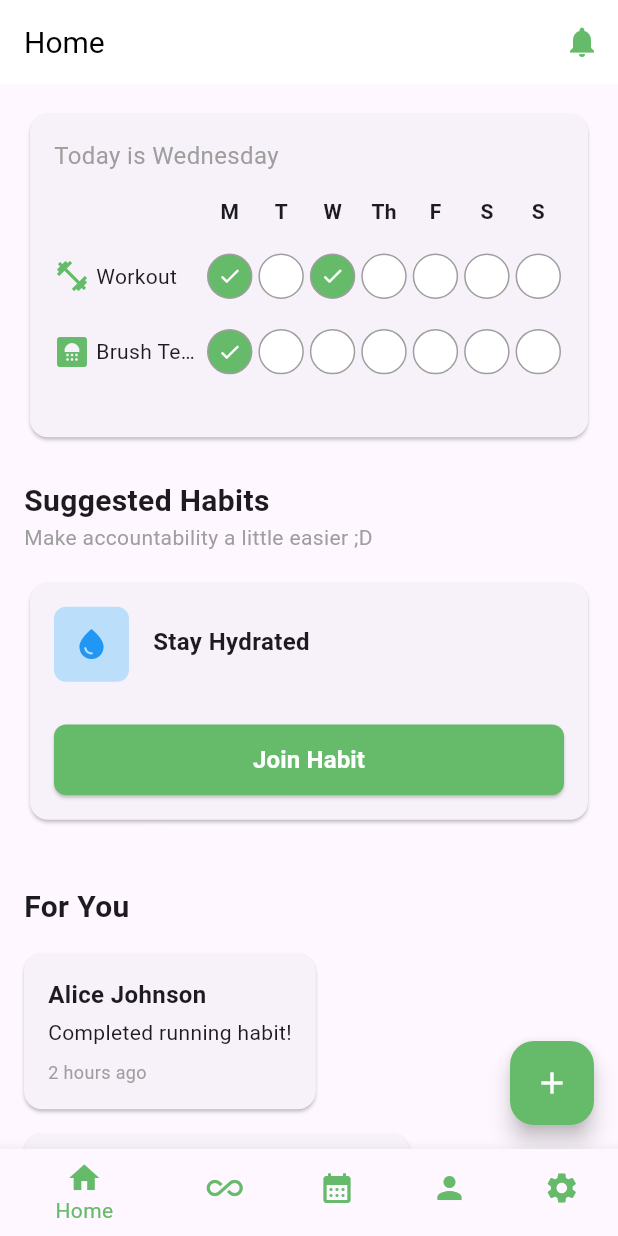
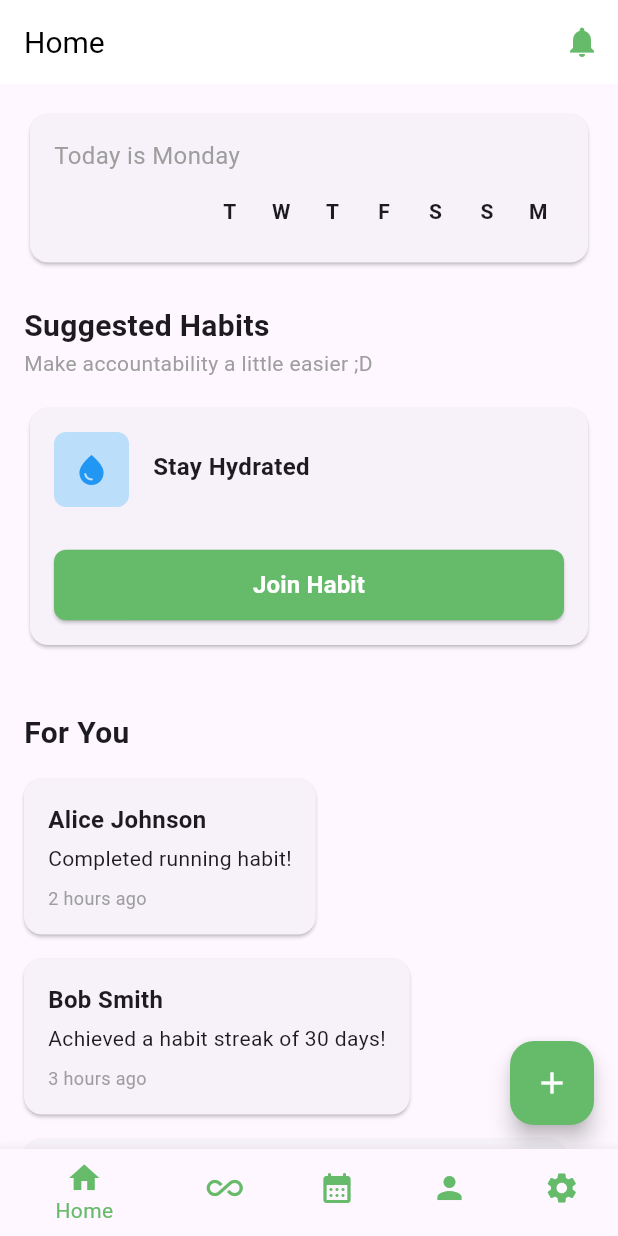
Before and after one commit to uhabit-cs320/uhabit-app, a Flutter app: the screen it shows once a user with an empty profile is signed in, on a phone screen of 412 x 824 dp. Run offline on Flutter 3.47's test engine with Material 3 defaults, Android fonts, the phone set to English and light mode, and no system bars; our stand-ins replace firebase_auth, firebase_core, font_awesome_flutter, google_sign_in, sign_in_with_apple; accounts and stored records are empty.

Commit message:
:construction: Working API demo

```diff
--- a/lib/HomeScreen.dart
+++ b/lib/HomeScreen.dart
@@ -1,4 +1,8 @@
+import 'package:UHabit/models/habit.dart';
+import 'package:UHabit/models/habit_record.dart';
+import 'package:UHabit/services/habit_service.dart';
 import 'package:flutter/material.dart';
+import 'package:intl/intl.dart';
 
 class HomeScreen extends StatefulWidget {
   const HomeScreen({Key? key}) : super(key: key);
@@ -8,6 +12,67 @@ class HomeScreen extends StatefulWidget {
 }
 
 class _HomeScreenState extends State<HomeScreen> {
+  final HabitService _habitService = HabitService();
+  List<HabitRecord> _habitRecords = [];
+  Map<int, Habit> _habits = {};
+  bool _isLoading = true;
+
+  @override
+  void initState() {
+    super.initState();
+    _loadHabits();
+  }
+
+  Future<void> _loadHabits() async {
+    try {
+      setState(() => _isLoading = true);
+      print("Loading habits");
+      final habits = await _habitService.getActiveHabits();
+      setState(() {
+        _habitRecords = habits;
+        _isLoading = false;
+      });
+
+      // Load habits
+      final publicHabits = await _habitService.getPublicHabits();
+      setState(() {
+        _habits = {for (var habit in publicHabits) habit.id: habit};
+      });
+
+      print("Public habits: ${_habits.values.map((habit) => habit.toJson()).join('\n')}");
+
+      // Load all private habits based on ids
+      _habitRecords.forEach((habitTracker) async {
+        if (!_habits.containsKey(habitTracker.habitId)) {
+          final habit = await _habitService.getHabit(habitTracker.habitId);
+          if (habit != null) {
+            print("Adding habit: ${habit.name}");
+            _habits[habit.id] = habit;
+          }
+        }
+      });
+
+      // Print the habits in a readable format
+      print("Habits: ${_habitRecords.map((habit) => habit.toJson()).join('\n')}");
+      print("Habits length: ${_habitRecords.length}");
+
+    } catch (e) {
+      print('Error loading habits: $e');
+      setState(() => _isLoading = false);
+    }
+  }
+
+  Future<void> _toggleHabit(int habitId) async {
+    try {
+      final updatedRecord = await _habitService.submitHabitRecord(habitId);
+      if (updatedRecord != null) {
+        await _loadHabits(); // Reload habits to get updated state
+      }
+    } catch (e) {
+      print('Error toggling habit: $e');
+    }
+  }
+
   // Sample habit data to change later.
   List<Map<String, dynamic>> habits = [
     {
@@ -131,6 +196,10 @@ class _HomeScreenState extends State<HomeScreen> {
   }
 
   Widget _buildHabitTracker() {
+    if (_isLoading) {
+      return const Center(child: CircularProgressIndicator());
+    }
+
     return Card(
       elevation: 1,
       shape: RoundedRectangleBorder(
@@ -141,23 +210,23 @@ class _HomeScreenState extends State<HomeScreen> {
         child: Column(
           crossAxisAlignment: CrossAxisAlignment.start,
           children: [
-            const Text(
-              'Today is Wednesday',
-              style: TextStyle(
+            Text(
+              'Today is ${DateFormat('EEEE').format(DateTime.now())}',
+              style: const TextStyle(
                 fontSize: 16,
                 color: Colors.grey,
               ),
             ),
             const SizedBox(height: 16),
-            // Days of week header
             Row(
               children: [
-                const SizedBox(width: 100), // Space for habit name
+                const SizedBox(width: 100),
                 ...List.generate(7, (index) {
+                  final date = DateTime.now().subtract(Duration(days: 6 - index));
                   return Expanded(
                     child: Center(
                       child: Text(
-                        weekDays[index],
+                        DateFormat('E').format(date)[0],
                         style: const TextStyle(
                           fontWeight: FontWeight.bold,
                         ),
@@ -168,16 +237,22 @@ class _HomeScreenState extends State<HomeScreen> {
               ],
             ),
             const SizedBox(height: 8),
-            // Habit rows
-            ...habits.map((habit) => _buildHabitRow(habit)),
-            const SizedBox(height: 16),
+            ..._habitRecords.map((record) => _buildHabitRow(record)),
           ],
         ),
       ),
     );
   }
 
-  Widget _buildHabitRow(Map<String, dynamic> habit) {
+  Widget _buildHabitRow(HabitRecord record) {
+    final habit = _habits[record.habitId];
+    print("Habit: ${habit?.toJson()}");
+    if (habit == null) return const SizedBox.shrink();
+
+    final today = DateTime.now();
+    final weekDays = List.generate(7, (index) =>
+      today.subtract(Duration(days: 6 - index)));
+
     return Padding(
       padding: const EdgeInsets.symmetric(vertical: 8.0),
       child: Row(
@@ -186,25 +261,26 @@ class _HomeScreenState extends State<HomeScreen> {
             width: 100,
             child: Row(
               children: [
-                Icon(habit['icon'], color: Colors.green[400]),
+                Icon(Icons.check_circle_outline, color: Colors.green[400]),
                 const SizedBox(width: 4),
                 Expanded(
                   child: Text(
-                    habit['name'],
+                    habit.name,
                     overflow: TextOverflow.ellipsis,
                   ),
                 ),
               ],
             ),
           ),
-          ...List.generate(
-            7,
-            (index) => Expanded(
+          ...weekDays.map((date) {
+            final isCompleted = record.completedDates
+                .any((d) => DateUtils.isSameDay(d, date));
+            return Expanded(
               child: GestureDetector(
                 onTap: () {
-                  setState(() {
-                    habit['days'][index] = !habit['days'][index];
-                  });
+                  if (DateUtils.isSameDay(date, today)) {
+                    _toggleHabit(record.habitId);
+                  }
                 },
                 child: Container(
                   margin: const EdgeInsets.all(2),
@@ -214,12 +290,15 @@ class _HomeScreenState extends State<HomeScreen> {
                       color: Colors.grey,
                       width: 1,
                     ),
-                    color:
-                        habit['days'][index] ? Colors.green[400] : Colors.white,
+                    color: isCompleted
+                      ? Colors.green[400]
+                      : DateUtils.isSameDay(date, today)
+                        ? Colors.white
+                        : Colors.grey[200],
                   ),
                   child: AspectRatio(
                     aspectRatio: 1,
-                    child: habit['days'][index]
+                    child: isCompleted
                         ? const Icon(
                             Icons.check,
                             color: Colors.white,
@@ -229,8 +308,8 @@ class _HomeScreenState extends State<HomeScreen> {
                   ),
                 ),
               ),
-            ),
-          ),
+            );
+          }).toList(),
         ],
       ),
     );
--- a/lib/main.dart
+++ b/lib/main.dart
@@ -34,9 +34,12 @@ class MyApp extends StatelessWidget {
       home: StreamBuilder<User?>(
         stream: authService.authStateChanges,
         builder: (context, snapshot) {
+          print('StreamBuilder: $snapshot');
           if (snapshot.connectionState == ConnectionState.waiting) {
             return const Center(child: CircularProgressIndicator());
           }
+
+          print('Snapshot hasData: ${snapshot.hasData}');
 
           return snapshot.hasData
             ? Screen()
--- /dev/null
+++ b/lib/models/habit.dart
@@ -0,0 +1,29 @@
+class Habit {
+  final int id;
+  final String name;
+  final int ownerId;
+  final String visibility;
+
+  Habit({
+    required this.id,
+    required this.name,
+    required this.ownerId,
+    required this.visibility,
+  });
+
+  factory Habit.fromJson(Map<String, dynamic> json) {
+    return Habit(
+      id: json['id'],
+      name: json['name'],
+      ownerId: json['ownerId'],
+      visibility: json['visibility'],
+    );
+  }
+
+  Map<String, dynamic> toJson() {
+    return {
+      'id': id,
+      'name': name,
+    };
+  }
+}
--- /dev/null
+++ b/lib/models/habit_record.dart
@@ -0,0 +1,41 @@
+class HabitRecord {
+  final int id;
+  final int habitId;
+  final int userId;
+  final String status;
+  final bool privateHabit;
+  final List<DateTime> completedDates;
+
+  HabitRecord({
+    required this.id,
+    required this.habitId,
+    required this.userId,
+    required this.status,
+    required this.privateHabit,
+    required this.completedDates,
+  });
+
+  factory HabitRecord.fromJson(Map<String, dynamic> json) {
+    return HabitRecord(
+      id: json['id'],
+      habitId: json['habitId'],
+      userId: json['userId'],
+      status: json['status'],
+      privateHabit: json['privateHabit'],
+      completedDates: (json['completedDates'] as List)
+          .map((date) => DateTime.parse(date))
+          .toList(),
+    );
+  }
+
+  Map<String, dynamic> toJson() {
+    return {
+      'id': id,
+      'habitId': habitId,
+      'userId': userId,
+      'status': status,
+      'privateHabit': privateHabit,
+      'completedDates': completedDates.map((date) => date.toIso8601String()).toList(),
+    };
+  }
+}
--- /dev/null
+++ b/lib/services/api_utils.dart
@@ -0,0 +1,168 @@
+import 'dart:convert';
+import 'package:http/http.dart' as http;
+import 'package:firebase_auth/firebase_auth.dart';
+
+class ApiUtils {
+  static const String baseUrl = 'http://10.0.2.2:8081';
+  static final FirebaseAuth _auth = FirebaseAuth.instance;
+
+  // Get Firebase ID token with error handling
+  static Future<String> _getIdToken() async {
+    try {
+      final user = _auth.currentUser;
+      if (user == null) {
+        print('User is null');
+        await _handleInvalidToken();
+        throw Exception('Not authenticated');
+      }
+
+      final token = await user.getIdToken(true);
+      if (token == null || token.isEmpty) {
+        print('Token is null or empty');
+        await _handleInvalidToken();
+        throw Exception('Invalid token');
+      }
+
+      return token;
+    } on FirebaseAuthException catch (e) {
+      if (e.code == 'user-token-expired' ||
+          e.code == 'invalid-credential' ||
+          e.code == 'user-token-revoked' ||
+          e.message!.contains('INVALID_REFRESH_TOKEN')
+          ) {
+        print('Invalid token: ${e.message} with code ${e.code}');
+        await _handleInvalidToken();
+      }
+      throw Exception('Authentication failed: ${e.message} with code ${e.code}');
+    } catch (e) {
+      print('Token refresh failed: $e');
+      await _handleInvalidToken();
+      rethrow;
+    }
+  }
+
+  // Handle invalid token by signing out
+  static Future<void> _handleInvalidToken() async {
+    try {
+      print('Signing out...');
+      await _auth.signOut();
+      // You can add navigation to login screen here if needed
+      // Example: NavigationService.navigateToLogin();
+    } catch (e) {
+      print('Sign out failed: $e');
+    }
+  }
+
+  // Get standard headers with auth token
+  static Future<Map<String, String>> getHeaders() async {
+    final token = await _getIdToken();
+    return {
+      'Authorization': 'Bearer $token',
+      'Content-Type': 'application/json',
+      'Accept': 'application/json',
+    };
+  }
+
+  // GET request wrapper
+  static Future<T?> get<T>(String endpoint, T Function(dynamic) fromJson) async {
+    try {
+      final response = await http.get(
+        Uri.parse('$baseUrl$endpoint'),
+        headers: await getHeaders(),
+      );
+
+      if (response.statusCode == 200) {
+        print('GET request response: ${response.body}');
+        return fromJson(json.decode(response.body));
+      } else {
+        _handleErrorResponse(response);
+        return null;
+      }
+    } catch (e) {
+      print('GET request failed: $e');
+      rethrow;
+    }
+  }
+
+  // POST request wrapper
+  static Future<T?> post<T>(
+    String endpoint,
+    dynamic body,
+    T Function(Map<String, dynamic>) fromJson
+  ) async {
+    try {
+      final response = await http.post(
+        Uri.parse('$baseUrl$endpoint'),
+        headers: await getHeaders(),
+        body: json.encode(body),
+      );
+
+      if (response.statusCode == 200 || response.statusCode == 201) {
+        return fromJson(json.decode(response.body));
+      } else {
+        _handleErrorResponse(response);
+        return null;
+      }
+    } catch (e) {
+      print('POST request failed: $e');
+      rethrow;
+    }
+  }
+
+  // PUT request wrapper
+  static Future<T?> put<T>(
+    String endpoint,
+    dynamic body,
+    T Function(Map<String, dynamic>) fromJson
+  ) async {
+    try {
+      final response = await http.put(
+        Uri.parse('$baseUrl$endpoint'),
+        headers: await getHeaders(),
+        body: json.encode(body),
+      );
+
+      if (response.statusCode == 200) {
+        return fromJson(json.decode(response.body));
+      } else {
+        _handleErrorResponse(response);
+        return null;
+      }
+    } catch (e) {
+      print('PUT request failed: $e');
+      rethrow;
+    }
+  }
+
+  // DELETE request wrapper
+  static Future<bool> delete(String endpoint) async {
+    try {
+      final response = await http.delete(
+        Uri.parse('$baseUrl$endpoint'),
+        headers: await getHeaders(),
+      );
+
+      if (response.statusCode != 204 && response.statusCode != 200) {
+        _handleErrorResponse(response);
+        return false;
+      }
+      return true;
+    } catch (e) {
+      print('DELETE request failed: $e');
+      rethrow;
+    }
+  }
+
+  // Error handling with token validation
+  static void _handleErrorResponse(http.Response response) {
+    if (response.statusCode == 401) {
+      throw Exception('Unauthorized');
+    } else if (response.statusCode == 403) {
+      throw Exception('Forbidden');
+    } else if (response.statusCode == 404) {
+      throw Exception('Not found');
+    } else {
+      throw Exception('Request failed with status: ${response.statusCode}');
+    }
+  }
+}
--- /dev/null
+++ b/lib/services/habit_service.dart
@@ -0,0 +1,40 @@
+import 'package:UHabit/models/habit.dart';
+import 'package:UHabit/models/habit_record.dart';
+import 'api_utils.dart';
+
+class HabitService {
+  Future<List<Habit>> getPublicHabits() async {
+    final response = await ApiUtils.get<List<Habit>>(
+      '/api/v1/habits/public',
+      (json) {
+        return (json as List).map((item) => Habit.fromJson(item)).toList();
+      },
+    );
+    return response ?? [];
+  }
+
+  Future<Habit?> getHabit(int habitId) async {
+    return await ApiUtils.get<Habit>(
+      '/api/v1/habits/id/$habitId',
+      (json) => Habit.fromJson(json),
+    );
+  }
+
+  Future<List<HabitRecord>> getActiveHabits() async {
+    final response = await ApiUtils.get<List<HabitRecord>>(
+      '/api/v1/habits/record/active',
+      (json) {
+        return (json as List).map((item) => HabitRecord.fromJson(item)).toList();
+      },
+    );
+    return response ?? [];
+  }
+
+  Future<HabitRecord?> submitHabitRecord(int habitId) async {
+    return await ApiUtils.post<HabitRecord>(
+      '/api/v1/habits/record/active/$habitId',
+      {},
+      (json) => HabitRecord.fromJson(json),
+    );
+  }
+}
```
Also changed, not shown: lib/UserScreen.dart (+12 -3 lines), lib/services/health_service.dart (added, +18 -0 lines).
